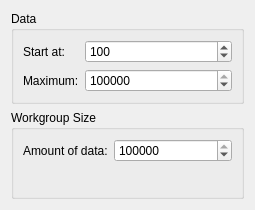
Before: the Qt Designer form flops/flops_config_widget.ui in BartVolkaerts/OpenCL-Benchmark, drawn with Qt 5.
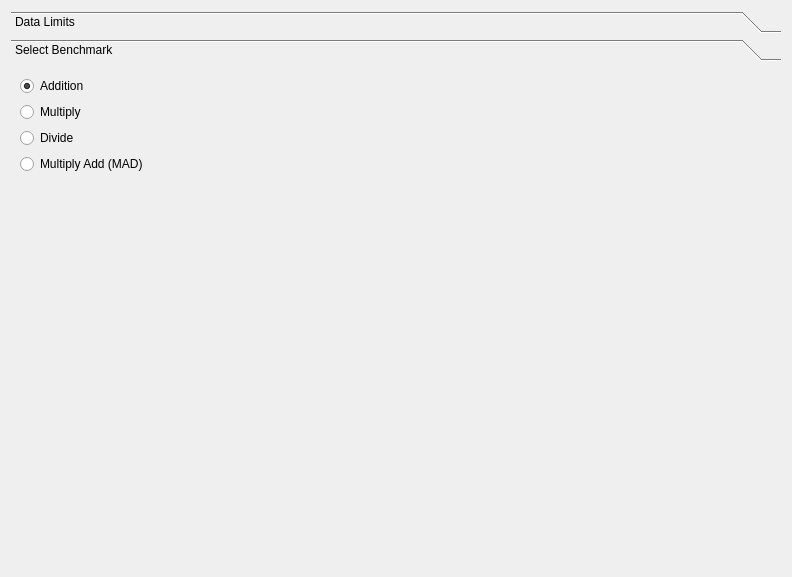
After: the same form once the commit is applied.

Commit message: Started flops rewrite, still not working

The edit to the form file:
```diff
--- a/flops/flops_config_widget.ui
+++ b/flops/flops_config_widget.ui
@@ -6,15 +6,39 @@
    <rect>
     <x>0</x>
     <y>0</y>
-    <width>255</width>
-    <height>210</height>
+    <width>792</width>
+    <height>577</height>
    </rect>
   </property>
+  <property name="sizePolicy">
+   <sizepolicy hsizetype="Preferred" vsizetype="MinimumExpanding">
+    <horstretch>0</horstretch>
+    <verstretch>0</verstretch>
+   </sizepolicy>
+  </property>
   <property name="windowTitle">
    <string>Form</string>
   </property>
   <layout class="QVBoxLayout" name="verticalLayout">
    <item>
+    <widget class="QToolBox" name="toolBox">
+     <property name="currentIndex">
+      <number>1</number>
+     </property>
+     <widget class="QWidget" name="page">
+      <property name="geometry">
+       <rect>
+        <x>0</x>
+        <y>0</y>
+        <width>774</width>
+        <height>507</height>
+       </rect>
+      </property>
+      <attribute name="label">
+       <string>Data Limits</string>
+      </attribute>
+      <layout class="QVBoxLayout" name="verticalLayout_2">
+       <item>
     <widget class="QGroupBox" name="dataGroupBox">
      <property name="title">
       <string>Data</string>
@@ -87,6 +111,82 @@
        </widget>
       </item>
      </layout>
+        </widget>
+       </item>
+       <item>
+        <spacer name="verticalSpacer">
+         <property name="orientation">
+          <enum>Qt::Vertical</enum>
+         </property>
+         <property name="sizeHint" stdset="0">
+          <size>
+           <width>20</width>
+           <height>40</height>
+          </size>
+         </property>
+        </spacer>
+       </item>
+      </layout>
+     </widget>
+     <widget class="QWidget" name="page_2">
+      <property name="geometry">
+       <rect>
+        <x>0</x>
+        <y>0</y>
+        <width>774</width>
+        <height>507</height>
+       </rect>
+      </property>
+      <attribute name="label">
+       <string>Select Benchmark</string>
+      </attribute>
+      <layout class="QVBoxLayout" name="verticalLayout_3">
+       <item>
+        <widget class="QRadioButton" name="addButton">
+         <property name="text">
+          <string>Addition</string>
+         </property>
+         <property name="checked">
+          <bool>true</bool>
+         </property>
+        </widget>
+       </item>
+       <item>
+        <widget class="QRadioButton" name="mulButton">
+         <property name="text">
+          <string>Multiply</string>
+         </property>
+        </widget>
+       </item>
+       <item>
+        <widget class="QRadioButton" name="devButton">
+         <property name="text">
+          <string>Divide</string>
+         </property>
+        </widget>
+       </item>
+       <item>
+        <widget class="QRadioButton" name="madButton">
+         <property name="text">
+          <string>Multiply Add (MAD)</string>
+         </property>
+        </widget>
+       </item>
+       <item>
+        <spacer name="verticalSpacer_2">
+         <property name="orientation">
+          <enum>Qt::Vertical</enum>
+         </property>
+         <property name="sizeHint" stdset="0">
+          <size>
+           <width>20</width>
+           <height>40</height>
+          </size>
+         </property>
+        </spacer>
+       </item>
+      </layout>
+     </widget>
     </widget>
    </item>
   </layout>
```
Lines whose indentation alone changed are shown as unchanged. The commit also changes 13 other files.
